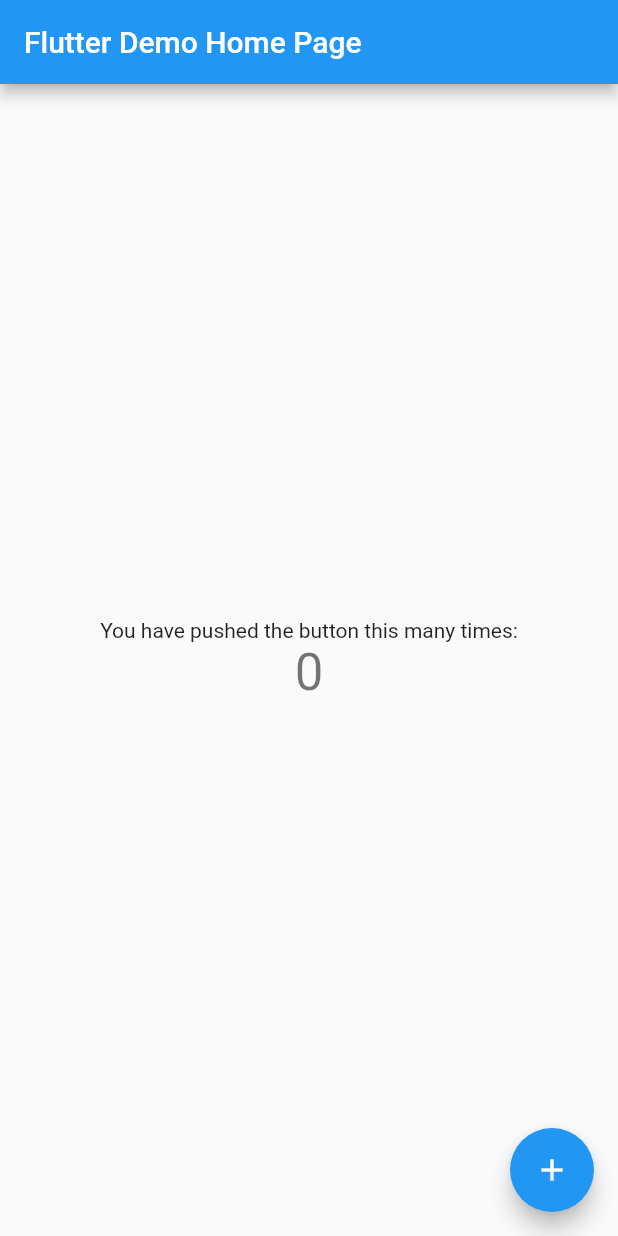
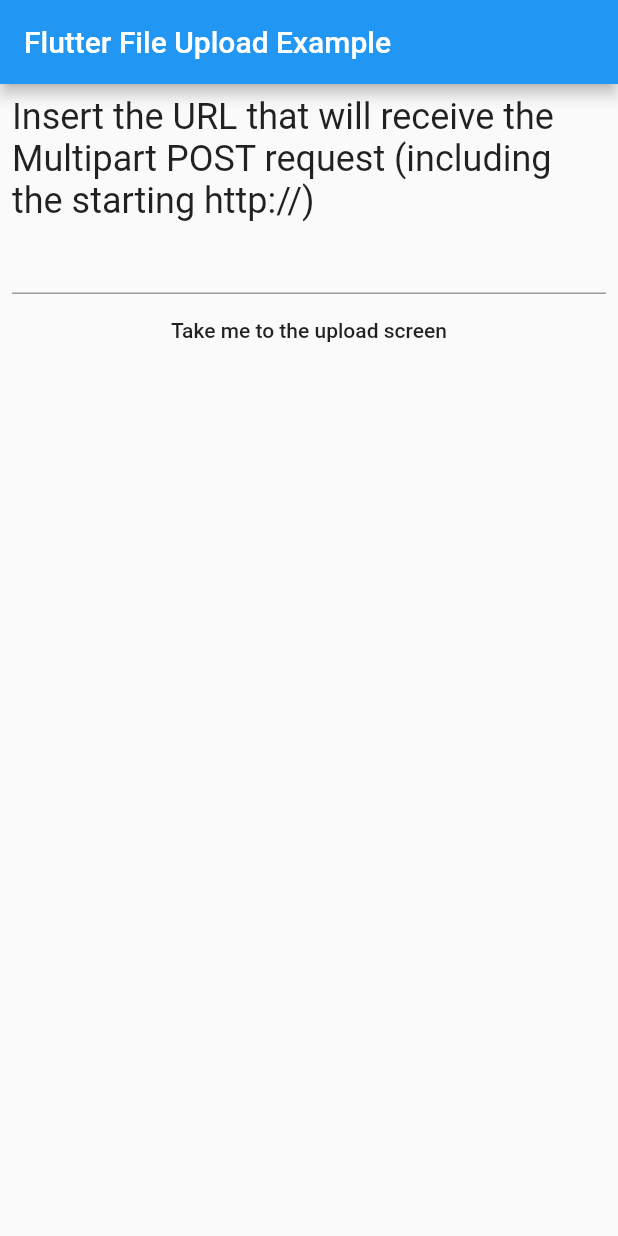
Before and after one commit to ArlanchikDrey/CodeMagicTest, a Flutter app: the screen it shows after launch, on a phone screen of 412 x 824 dp. Run offline on Flutter 3.47's test engine with Material 2 defaults, Android fonts, the phone set to English and light mode, and no system bars; our stand-ins replace image_picker.

Commit message:
created upload

```diff
--- a/lib/main.dart
+++ b/lib/main.dart
@@ -1,3 +1,4 @@
+import 'package:codemagic/upload_page.dart';
 import 'package:flutter/material.dart';
 import 'package:flutter/services.dart';
 
@@ -7,78 +8,49 @@ class MyApp extends StatelessWidget {
   @override
   Widget build(BuildContext context) {
     return MaterialApp(
-      title: 'Flutter Demo',
+      title: 'Flutter File Upload Example',
       theme: ThemeData(
         primarySwatch: Colors.blue,
       ),
-      home: MyHomePage(title: 'Flutter Demo Home Page'),
+      home: StartPage(),
     );
   }
 }
 
-class MyHomePage extends StatefulWidget {
-  MyHomePage({Key key, this.title}) : super(key: key);
+class StartPage extends StatelessWidget {
+  static const platform = const MethodChannel("toast.flutter.io/toast");
 
-  final String title;
-
-  @override
-  _MyHomePageState createState() => _MyHomePageState();
-}
-
-class _MyHomePageState extends State<MyHomePage> with WidgetsBindingObserver {
-  int _counter = 0;
-
-  static const platform = MethodChannel("toast.flutter.io/toast");
-
-  @override
-  void initState() {
-    WidgetsBinding.instance.addObserver(this);
-    super.initState();
+  StartPage(){
+    platform.invokeMethod("showToast");
   }
 
+  void switchScreen(str, context) =>
+    Navigator.push(context, MaterialPageRoute(
+      builder: (context) => UploadPage(url: str)
+    ));
   @override
-  void dispose() {
-    WidgetsBinding.instance.removeObserver(this);
-    super.dispose();
-  }
-
-  @override
-  void didChangeAppLifecycleState(AppLifecycleState state) {
-  print('state = $state');
-  platform.invokeMethod("showToast");
-  }
-
-  void _incrementCounter() {
-    setState(() {
-      _counter++;
-    });
-  }
-
-  @override
-  Widget build(BuildContext context) {
+  Widget build(context) {
+    TextEditingController controller = TextEditingController();
     return Scaffold(
       appBar: AppBar(
-        title: Text(widget.title),
+        title: Text('Flutter File Upload Example')
       ),
-      body: Center(
+      body: Padding(
+        padding: const EdgeInsets.all(8.0),
         child: Column(
-          mainAxisAlignment: MainAxisAlignment.center,
           children: <Widget>[
-            Text(
-              'You have pushed the button this many times:',
+            Text("Insert the URL that will receive the Multipart POST request (including the starting http://)", style: Theme.of(context).textTheme.headline),
+            TextField(
+              controller: controller,
+              onSubmitted: (str) => switchScreen(str, context),
             ),
-            Text(
-              '$_counter',
-              style: Theme.of(context).textTheme.display1,
-            ),
+            FlatButton(
+              child: Text("Take me to the upload screen"),
+              onPressed: () => switchScreen(controller.text, context),
+            )
           ],
         ),
-      ),
-      floatingActionButton: FloatingActionButton(
-        onPressed: _incrementCounter,
-        tooltip: 'Increment',
-        child: Icon(Icons.add),
-      ),
+      )
     );
   }
 }
--- /dev/null
+++ b/lib/upload_page.dart
@@ -0,0 +1,52 @@
+import 'package:flutter/material.dart';
+import 'dart:io';
+import 'package:image_picker/image_picker.dart';
+import 'package:http/http.dart' as http;
+
+class UploadPage extends StatefulWidget {
+  UploadPage({Key key, this.url}) : super(key: key);
+
+  final String url;
+
+  @override
+  _UploadPageState createState() => _UploadPageState();
+}
+
+class _UploadPageState extends State<UploadPage> {
+
+  Future<String> uploadImage(filename, url) async {
+    var request = http.MultipartRequest('POST', Uri.parse(url));
+    request.files.add(await http.MultipartFile.fromPath('picture', filename));
+    var res = await request.send();
+    return res.reasonPhrase;
+  }
+  String state = "";
+
+  @override
+  Widget build(BuildContext context) {
+    return Scaffold(
+      appBar: AppBar(
+        title: Text('Flutter File Upload Example'),
+      ),
+      body: Center(
+        child: Column(
+          mainAxisAlignment: MainAxisAlignment.center,
+          children: <Widget>[
+            Text(state)
+          ],
+        ),
+      ),
+      floatingActionButton: FloatingActionButton(
+        onPressed: () async {
+          var file = await ImagePicker.pickImage(source: ImageSource.gallery);
+          var res = await uploadImage(file.path, widget.url);
+          setState(() {
+            state = res;
+            print(res);
+          });
+        },
+        child: Icon(Icons.add),
+      ),
+    );
+  }
+}
--- a/pubspec.yaml
+++ b/pubspec.yaml
@@ -25,9 +25,8 @@ dependencies:
   cupertino_icons: ^0.1.2
   flutter_webrtc: ^0.2.6
   shared_preferences:
-  shared_preferences_macos:
-  shared_preferences_web:
   http: ^0.12.0+4
+  image_picker:
 
   # Required for MediaRecorder example
   path_provider:
```
Also changed, not shown: pubspec.lock.
